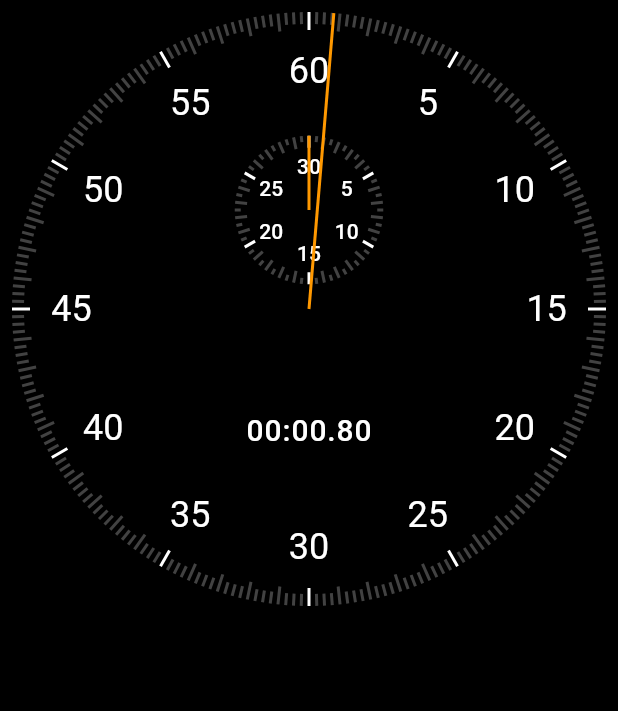
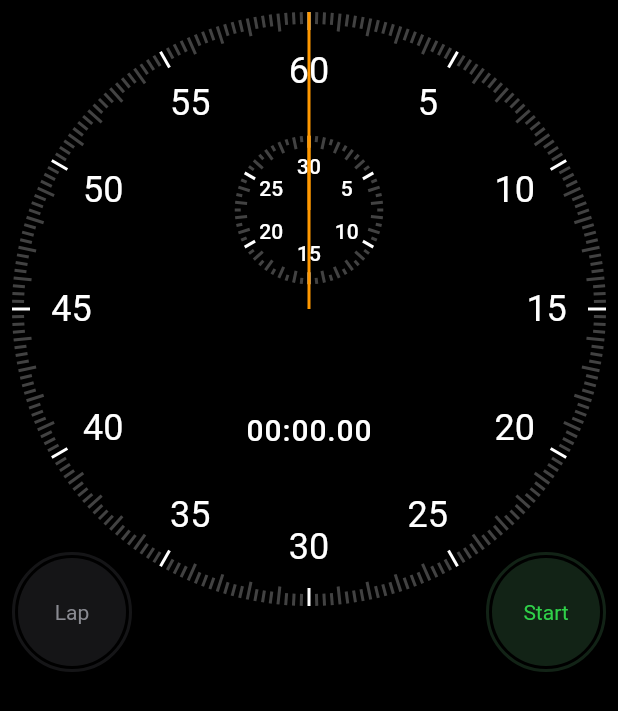
Before and after one commit to LuckUVeryX/stopwatch, a Flutter app: the first screen one second after launch, on a phone screen of 412 x 824 dp. Shown: the top 711 px of the screen. Run offline on Flutter 3.47's test engine with Material 2 defaults, Android fonts, the phone set to English and light mode, and no system bars; our stand-ins replace auto_route.

Commit message:
Feat/start stop reset (#3)
* adds button ui

* refactors code to not rebuild ui every tick

* refactorbuttons to their own file

* shifts palette into constants folder

* adds logic for buttons

```diff
--- a/lib/app/stopwatch/view_model/stopwatch_viewmodel.dart
+++ b/lib/app/stopwatch/view_model/stopwatch_viewmodel.dart
@@ -1,33 +1,129 @@
 import 'package:flutter/foundation.dart';
+import 'package:flutter/rendering.dart';
 import 'package:flutter/scheduler.dart';
 
+import '../../../core/constants/palette.dart';
+
+enum StopwatchState { init, paused, running }
+
 class StopwatchViewModel extends ChangeNotifier {
+  static const _kStartLabel = 'Start';
+  static const _kStopLabel = 'Stop';
+  static const _kLapLabel = 'Lap';
+  static const _kResetLabel = 'Reset';
+
   late final Ticker _ticker;
   set ticker(Ticker ticker) {
     _ticker = ticker;
   }
 
-  void startTimer() => _ticker.start();
+  void startTimer() {
+    _ticker.start();
+    _state = StopwatchState.running;
+    notifyListeners();
+  }
+
+  StopwatchState get state => _state;
+  StopwatchState _state = StopwatchState.init;
+  void _updateState(StopwatchState value) {
+    _state = value;
+    switch (value) {
+      case StopwatchState.init:
+        _ticker.stop();
+        _currentlyElapsed = Duration.zero;
+        _previouslyElapsed = Duration.zero;
+        _startStopLabel = _kStartLabel;
+        _lapResetLabel = _kLapLabel;
+        _startStopButtonColor = Palette.kButtonGreen;
+        _startStopButtonLabelColor = Palette.kGreenText;
+        _lapResetButtonColor = Palette.kButtonDisabled;
+        _lapResetButtonLabelColor = Palette.kGreyText;
+        break;
+      case StopwatchState.paused:
+        _ticker.stop();
+        _previouslyElapsed += _currentlyElapsed;
+        _currentlyElapsed = Duration.zero;
+        _ticker.stop();
+        _startStopLabel = _kStartLabel;
+        _lapResetLabel = _kResetLabel;
+        _startStopButtonColor = Palette.kButtonGreen;
+        _startStopButtonLabelColor = Palette.kGreenText;
+        _lapResetButtonColor = Palette.kButtonGrey;
+        _lapResetButtonLabelColor = Palette.kWhite;
+        break;
+      case StopwatchState.running:
+        _ticker.start();
+        _startStopLabel = _kStopLabel;
+        _lapResetLabel = _kLapLabel;
+        _startStopButtonColor = Palette.kButtonRed;
+        _startStopButtonLabelColor = Palette.kRedText;
+        _lapResetButtonColor = Palette.kButtonGrey;
+        _lapResetButtonLabelColor = Palette.kWhite;
+        break;
+    }
+  }
+
+  String get startStopLabel => _startStopLabel;
+  String _startStopLabel = _kStartLabel;
+
+  String get lapResetLabel => _lapResetLabel;
+  String _lapResetLabel = _kLapLabel;
+
+  Color get startStopButtonColor => _startStopButtonColor;
+  Color _startStopButtonColor = Palette.kButtonGreen;
+
+  Color get startStopButtonLabelColor => _startStopButtonLabelColor;
+  Color _startStopButtonLabelColor = Palette.kGreenText;
+
+  Color get lapResetButtonColor => _lapResetButtonColor;
+  Color _lapResetButtonColor = Palette.kButtonDisabled;
+
+  Color get lapResetButtonLabelColor => _lapResetButtonLabelColor;
+  Color _lapResetButtonLabelColor = Palette.kGreyText;
 
   Duration get elapsed => _currentlyElapsed + _previouslyElapsed;
   Duration _previouslyElapsed = Duration.zero;
   Duration _currentlyElapsed = Duration.zero;
   set currentlyElapsed(Duration elapsed) {
     _currentlyElapsed = elapsed;
+  }
+
+  void toggleRunning() {
+    switch (_state) {
+      case StopwatchState.init:
+        _updateState(StopwatchState.running);
+        break;
+      case StopwatchState.paused:
+        _updateState(StopwatchState.running);
+        break;
+      case StopwatchState.running:
+        _updateState(StopwatchState.paused);
+        break;
+    }
     notifyListeners();
   }
 
-  bool get isRunning => _isRunning;
-  bool _isRunning = false;
-  void toggleRunning(Ticker ticker) {
-    _isRunning = !_isRunning;
-    if (_isRunning) {
-      ticker.start();
-    } else {
-      ticker.stop();
-      _previouslyElapsed += _currentlyElapsed;
-      currentlyElapsed = Duration.zero;
+  void lapResetOnPressed() {
+    switch (_state) {
+      case StopwatchState.init:
+        /* Do nothing because timer is not running */
+        break;
+      case StopwatchState.paused:
+        _resetTimer();
+        break;
+      case StopwatchState.running:
+        _lap();
+        break;
     }
+  }
+
+  void _lap() {
+    notifyListeners();
+  }
+
+  void _resetTimer() {
+    _updateState(StopwatchState.init);
+    notifyListeners();
   }
 
   @override
--- a/lib/app/stopwatch/views/stopwatch_page.dart
+++ b/lib/app/stopwatch/views/stopwatch_page.dart
@@ -3,6 +3,7 @@ import 'package:provider/provider.dart';
 
 import '../view_model/stopwatch_viewmodel.dart';
 import 'views.dart';
+import 'widgets/widgets.dart';
 
 class StopwatchPage extends StatelessWidget {
   const StopwatchPage({Key? key}) : super(key: key);
@@ -18,13 +19,15 @@ class StopwatchPage extends StatelessWidget {
               Padding(
                 padding: const EdgeInsets.all(8.0),
                 child: AspectRatio(
-                  aspectRatio: 1 / 1,
+                  aspectRatio: 0.90,
                   child: LayoutBuilder(builder: (context, constraints) {
                     final radius = constraints.maxWidth / 2;
                     return Stack(
                       children: [
                         StopwatchRender(radius: radius),
                         StopwatchTickerUI(radius: radius),
+                        const LapResetButton(),
+                        const StartStopButton(),
                       ],
                     );
                   }),
--- a/lib/app/stopwatch/views/stopwatch_ticker_ui.dart
+++ b/lib/app/stopwatch/views/stopwatch_ticker_ui.dart
@@ -27,9 +27,10 @@ class _StopwatchTickerUIState extends State<StopwatchTickerUI>
   void initState() {
     final model = Provider.of<StopwatchViewModel>(context, listen: false);
     model.ticker = createTicker((elapsed) {
-      model.currentlyElapsed = elapsed;
+      setState(() {
+        model.currentlyElapsed = elapsed;
+      });
     });
-    model.startTimer();
     super.initState();
   }
 
--- /dev/null
+++ b/lib/app/stopwatch/views/widgets/lap_reset_button.dart
@@ -0,0 +1,31 @@
+import 'package:flutter/material.dart';
+import 'package:provider/provider.dart';
+
+import '../../../../core/constants/stopwatch_constants.dart';
+import '../../../../core/widgets/widgets.dart';
+import '../../view_model/stopwatch_viewmodel.dart';
+
+class LapResetButton extends StatelessWidget {
+  const LapResetButton({
+    Key? key,
+  }) : super(key: key);
+
+  @override
+  Widget build(BuildContext context) {
+    return Align(
+      alignment: Alignment.bottomLeft,
+      child: SizedBox(
+        height: StopwatchConst.kButtonSize,
+        width: StopwatchConst.kButtonSize,
+        child: Consumer<StopwatchViewModel>(builder: (context, model, _) {
+          return TimerButton(
+            label: model.lapResetLabel,
+            labelColor: model.lapResetButtonLabelColor,
+            color: model.lapResetButtonColor,
+            onPressed: context.read<StopwatchViewModel>().lapResetOnPressed,
+          );
+        }),
+      ),
+    );
+  }
+}
--- /dev/null
+++ b/lib/app/stopwatch/views/widgets/start_pause_button.dart
@@ -0,0 +1,31 @@
+import 'package:flutter/material.dart';
+import 'package:provider/provider.dart';
+
+import '../../../../core/constants/constants.dart';
+import '../../../../core/widgets/widgets.dart';
+import '../../view_model/stopwatch_viewmodel.dart';
+
+class StartStopButton extends StatelessWidget {
+  const StartStopButton({
+    Key? key,
+  }) : super(key: key);
+
+  @override
+  Widget build(BuildContext context) {
+    return Align(
+      alignment: Alignment.bottomRight,
+      child: SizedBox(
+        height: StopwatchConst.kButtonSize,
+        width: StopwatchConst.kButtonSize,
+        child: Consumer<StopwatchViewModel>(builder: (context, model, _) {
+          return TimerButton(
+            label: model.startStopLabel,
+            labelColor: model.startStopButtonLabelColor,
+            color: model.startStopButtonColor,
+            onPressed: context.read<StopwatchViewModel>().toggleRunning,
+          );
+        }),
+      ),
+    );
+  }
+}
--- a/lib/app/stopwatch/views/widgets/stopwatch_hand.dart
+++ b/lib/app/stopwatch/views/widgets/stopwatch_hand.dart
@@ -1,6 +1,6 @@
 import 'package:flutter/material.dart';
 
-import '../../../../core/palette.dart';
+import '../../../../core/constants/constants.dart';
 
 class StopwatchHand extends StatelessWidget {
   const StopwatchHand({
--- a/lib/app/stopwatch/views/widgets/stopwatch_mins_tick_marker.dart
+++ b/lib/app/stopwatch/views/widgets/stopwatch_mins_tick_marker.dart
@@ -2,8 +2,7 @@ import 'dart:math';
 
 import 'package:flutter/material.dart';
 
-import '../../../../core/constants/stopwatch_constants.dart';
-import '../../../../core/palette.dart';
+import '../../../../core/constants/constants.dart';
 
 class StopwatchMinsTickMarker extends StatelessWidget {
   const StopwatchMinsTickMarker({
--- a/lib/app/stopwatch/views/widgets/stopwatch_secs_tick_marker.dart
+++ b/lib/app/stopwatch/views/widgets/stopwatch_secs_tick_marker.dart
@@ -2,8 +2,7 @@ import 'dart:math';
 
 import 'package:flutter/material.dart';
 
-import '../../../../core/constants/stopwatch_constants.dart';
-import '../../../../core/palette.dart';
+import '../../../../core/constants/constants.dart';
 
 class StopwatchSecsTickMarker extends StatelessWidget {
   const StopwatchSecsTickMarker(
--- a/lib/app/stopwatch/views/widgets/widgets.dart
+++ b/lib/app/stopwatch/views/widgets/widgets.dart
@@ -1,4 +1,6 @@
 export 'elapsed_time_text.dart';
+export 'lap_reset_button.dart';
+export 'start_pause_button.dart';
 export 'stopwatch_hand.dart';
 export 'stopwatch_mins_tick_marker.dart';
 export 'stopwatch_secs_tick_marker.dart';
--- /dev/null
+++ b/lib/core/constants/constants.dart
@@ -0,0 +1,2 @@
+export 'palette.dart';
+export 'stopwatch_constants.dart';
--- /dev/null
+++ b/lib/core/constants/palette.dart
@@ -0,0 +1,19 @@
+import 'package:flutter/material.dart';
+
+class Palette {
+  static const kBlack = Colors.black;
+  static const kWhite = Colors.white;
+  static const kOrange = Colors.orange;
+
+  static Color kGrey = Colors.grey[800]!;
+
+  static const kButtonGreen = Color(0xff122316);
+  static const kGreenText = Color(0xff2fd149);
+
+  static const kButtonRed = Color(0xff260c0b);
+  static const kRedText = Color(0xfff92f2e);
+
+  static const kButtonGrey = Color(0xff262626);
+  static const kButtonDisabled = Color(0xff151517);
+  static const kGreyText = Color(0xff898a91);
+}
--- a/lib/core/constants/stopwatch_constants.dart
+++ b/lib/core/constants/stopwatch_constants.dart
@@ -9,4 +9,6 @@ class StopwatchConst {
 
   static const kTextMarkerWidth = 40.0;
   static const kTextMarkerHeight = 32.0;
+
+  static const kButtonSize = 80.0;
 }
--- a/lib/core/palette.dart
+++ /dev/null
@@ -1,8 +0,0 @@
-import 'package:flutter/material.dart';
-
-class Palette {
-  static const Color kBlack = Colors.black;
-  static const Color kWhite = Colors.white;
-  static Color kGrey = Colors.grey[800]!;
-  static Color kOrange = Colors.orange;
-}
--- /dev/null
+++ b/lib/core/widgets/timer_button.dart
@@ -0,0 +1,44 @@
+import 'package:flutter/material.dart';
+
+class TimerButton extends StatelessWidget {
+  const TimerButton({
+    Key? key,
+    required this.color,
+    required this.label,
+    required this.labelColor,
+    required this.onPressed,
+  }) : super(key: key);
+
+  final Color color;
+  final String label;
+  final Color labelColor;
+  final VoidCallback? onPressed;
+
+  @override
+  Widget build(BuildContext context) {
+    return Container(
+      // * Transparent space
+      padding: const EdgeInsets.all(2),
+      decoration: BoxDecoration(
+        shape: BoxShape.circle,
+        color: Colors.transparent,
+        border: Border.all(width: 2, color: color),
+      ),
+      child: ClipOval(
+        child: Material(
+          color: color,
+          child: InkWell(
+            splashColor: Colors.black,
+            onTap: onPressed,
+            child: Center(
+              child: Text(
+                label,
+                style: TextStyle(color: labelColor),
+              ),
+            ),
+          ),
+        ),
+      ),
+    );
+  }
+}
--- /dev/null
+++ b/lib/core/widgets/widgets.dart
@@ -0,0 +1 @@
+export 'timer_button.dart';
--- a/lib/main.dart
+++ b/lib/main.dart
@@ -1,7 +1,7 @@
 import 'package:flutter/material.dart';
 import 'package:flutter/services.dart';
 
-import 'core/palette.dart';
+import 'core/constants/constants.dart';
 import 'core/router/router.gr.dart';
 
 void main() {
```
Also changed, not shown: lib/core/exceptions/exceptions.dart (added).
